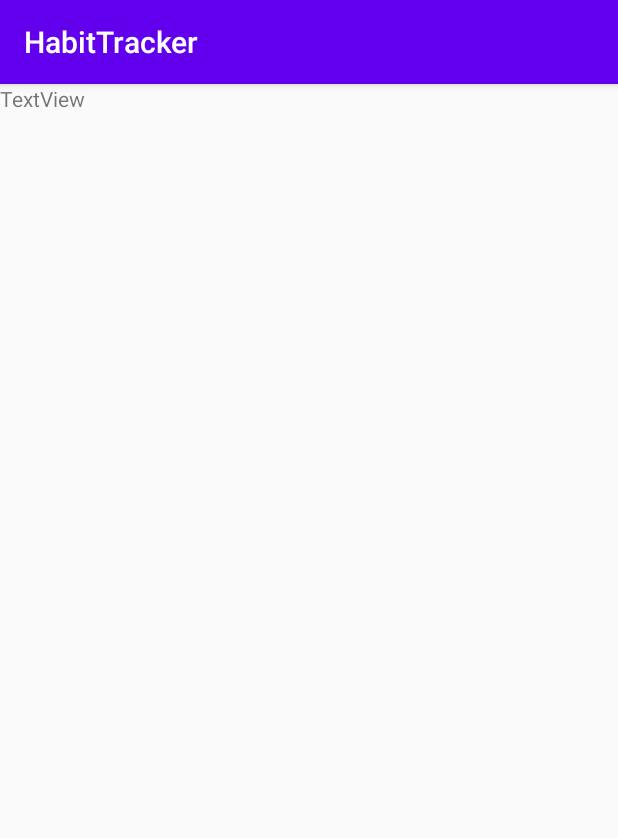
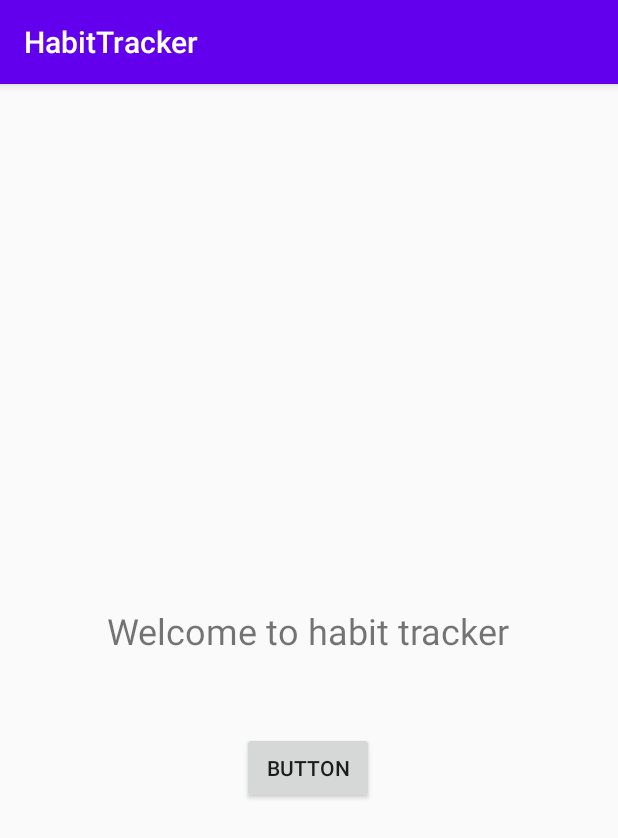
Before and after one commit to cardboardkeyboard/HabitTrackerApp, an Android app built with Jetpack Compose: the screen it shows after launch (StartScreen), on a phone screen of 412 x 824 dp. Shown: the top 838 px of the screen. Run offline under Robolectric (Android 15) with nearby library versions, the phone set to English and light mode, and no system bars.

Commit message:
added basic starting screen and working on home screen

```diff
--- a/Code/app/src/main/java/com/example/habittracker/MainActivity.kt
+++ b/Code/app/src/main/java/com/example/habittracker/MainActivity.kt
@@ -24,8 +24,6 @@ class MainActivity : ComponentActivity() {
         setContentView(R.layout.activity_main)
 
         Handler()   .postDelayed({
-            Log.d("TAG", "Debug message")
-
             val intent = Intent(this@MainActivity, StartScreen::class.java)
             startActivity(intent)
             finish()
--- a/Code/app/src/main/java/com/example/habittracker/StartScreen.kt
+++ b/Code/app/src/main/java/com/example/habittracker/StartScreen.kt
@@ -1,16 +1,21 @@
 package com.example.habittracker
 
+import android.content.Intent
 import android.os.Bundle
-import androidx.activity.enableEdgeToEdge
+import android.widget.Button
 import androidx.appcompat.app.AppCompatActivity
-import androidx.core.view.ViewCompat
-import androidx.core.view.WindowInsetsCompat
 
 class StartScreen : AppCompatActivity() {
+    private lateinit var button: Button
     override fun onCreate(savedInstanceState: Bundle?) {
         super.onCreate(savedInstanceState)
         setContentView(R.layout.activity_start_screen)
 
+        button = findViewById(R.id.goToHome)
 
+        button.setOnClickListener {
+            val intent = Intent(this@StartScreen,Home::class.java)
+            startActivity(intent)
+        }
     }
 }
--- a/Code/app/src/main/res/layout/activity_main.xml
+++ b/Code/app/src/main/res/layout/activity_main.xml
@@ -8,7 +8,7 @@
     android:orientation="vertical">
 
     <TextView
-        android:id="@+id/textView"
+        android:id="@+id/Loading"
         android:layout_width="193dp"
         android:layout_height="104dp"
         android:text="@string/loading"
--- a/Code/app/src/main/res/layout/activity_start_screen.xml
+++ b/Code/app/src/main/res/layout/activity_start_screen.xml
@@ -8,10 +8,26 @@
     tools:context=".StartScreen">
 
     <TextView
-        android:id="@+id/textView2"
+        android:id="@+id/startScreenText"
         android:layout_width="wrap_content"
         android:layout_height="wrap_content"
-        android:text="TextView"
-        tools:layout_editor_absoluteX="177dp"
-        tools:layout_editor_absoluteY="356dp" />
+        android:text="@string/welcome"
+        android:textSize="24sp"
+        app:layout_constraintBottom_toTopOf="@+id/goToHome"
+        app:layout_constraintEnd_toEndOf="parent"
+        app:layout_constraintHorizontal_bias="0.498"
+        app:layout_constraintStart_toStartOf="parent"
+        app:layout_constraintTop_toTopOf="parent"
+        app:layout_constraintVertical_bias="0.872" />
+
+    <Button
+        android:id="@+id/goToHome"
+        android:layout_width="wrap_content"
+        android:layout_height="wrap_content"
+        android:layout_marginBottom="288dp"
+        android:text="Button"
+        app:layout_constraintBottom_toBottomOf="parent"
+        app:layout_constraintEnd_toEndOf="parent"
+        app:layout_constraintHorizontal_bias="0.498"
+        app:layout_constraintStart_toStartOf="parent" />
 </androidx.constraintlayout.widget.ConstraintLayout>
--- a/Code/app/src/main/res/values/strings.xml
+++ b/Code/app/src/main/res/values/strings.xml
@@ -1,4 +1,7 @@
 <resources>
     <string name="app_name">HabitTracker</string>
     <string name="loading">Loading ...</string>
+    <string name="welcome">Welcome to habit tracker</string>
+    <string name="open"><![CDATA[>]]></string>
+    <string name="close"><![CDATA[<]]></string>
 </resources>
```
Also changed, not shown: Code/app/src/main/AndroidManifest.xml (+5 -4 lines), Code/app/src/main/java/com/example/habittracker/Home.kt (added, +15 -0 lines), Code/app/src/main/res/layout/activity_home.xml (added, +41 -0 lines).
